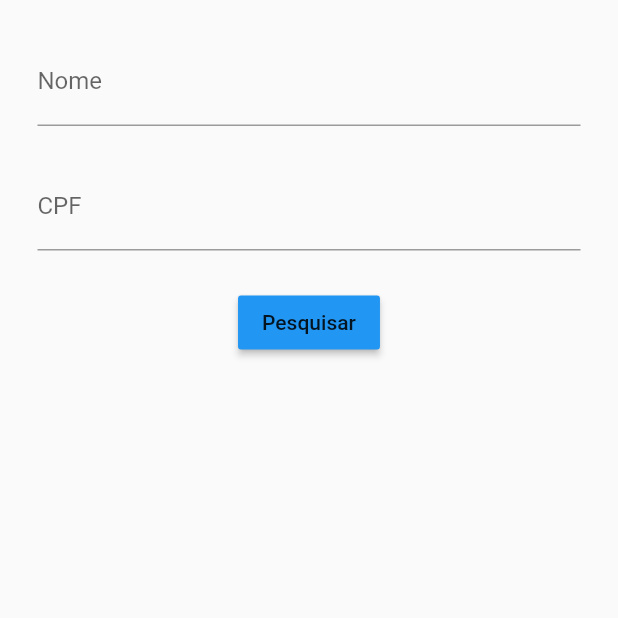
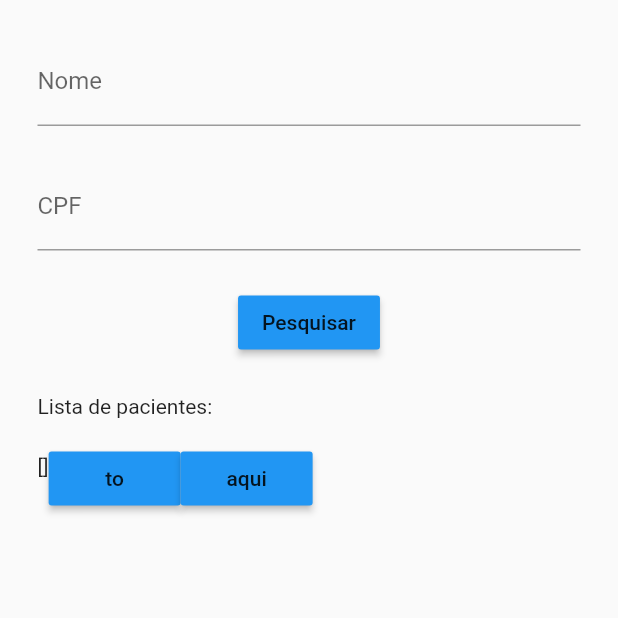
Before and after one commit to moberas/dashboard_old, a Flutter app: the PacientView screen opened by its route, after a tap on "Pesquisar", on a phone screen of 412 x 824 dp, the top half of it. Run offline on Flutter 3.47's test engine with Material 2 defaults, Android fonts, the phone set to English and light mode, and no system bars; our stand-ins replace auto_route, cloud_firestore, firebase_auth, font_awesome_flutter, get_it, injectable and 6 more; missing offline and left inert: cloud_firestore_web, cloud_functions_web, connectivity_for_web, firebase_auth_web, firebase_core_web, google_sign_in_web and 2 more; accounts and stored records are empty; generated files the repository leaves out were written again.

Commit message:
layout moberas web
lista de usuarios e botoes

```diff
--- a/moberasweb/lib/pacient/ui/pacient_view.dart
+++ b/moberasweb/lib/pacient/ui/pacient_view.dart
@@ -44,7 +44,48 @@ class PacientView extends StatelessWidget {
                                     height: 24,
                                     width: 15,
                                   )
-                                ])
+                                ]),
+                            Column(
+                              children: [
+                                Row(
+                                  children: [
+                                    Container(
+                                      alignment: Alignment.center,
+                                      child: Text('Lista de pacientes:\n'),
+                                    ),
+                                  ],
+                                ),
+                              ],
+                            ),
+                            Column(
+                              children: [
+                                Row(
+                                  children: [
+                                    Container(
+                                      alignment: Alignment.center,
+                                      child: Text(
+                                          '${model.pacients.toString()}\n'),
+                                    ),
+                                    MaterialButton(
+                                      onPressed: () => null,
+                                      child: Text('to'),
+                                      color: Theme.of(context)
+                                          .buttonTheme
+                                          .colorScheme
+                                          .primary,
+                                    ),
+                                    MaterialButton(
+                                      onPressed: () => null,
+                                      child: Text('aqui'),
+                                      color: Theme.of(context)
+                                          .buttonTheme
+                                          .colorScheme
+                                          .primary,
+                                    ),
+                                  ],
+                                )
+                              ],
+                            )
                           ],
                         ),
                       ),
--- a/moberasweb/lib/pacient/ui/pacient_viewmodel.dart
+++ b/moberasweb/lib/pacient/ui/pacient_viewmodel.dart
@@ -11,6 +11,11 @@ class PacientViewModel extends BaseViewModel {
 
   var cpfController = TextEditingController();
 
-  Future<List<Pacient>> findPacientByNameOrCpf() async => runBusyFuture(
-      _pacientService.findByNameOrCpf(nameController.text, cpfController.text));
+  List<Pacient> pacients;
+
+  Future<List<Pacient>> findPacientByNameOrCpf() async {
+    pacients = await runBusyFuture(_pacientService.findByNameOrCpf(
+        nameController.text, cpfController.text));
+    return pacients;
+  }
 }
```
Also changed, not shown: 7 other files.
